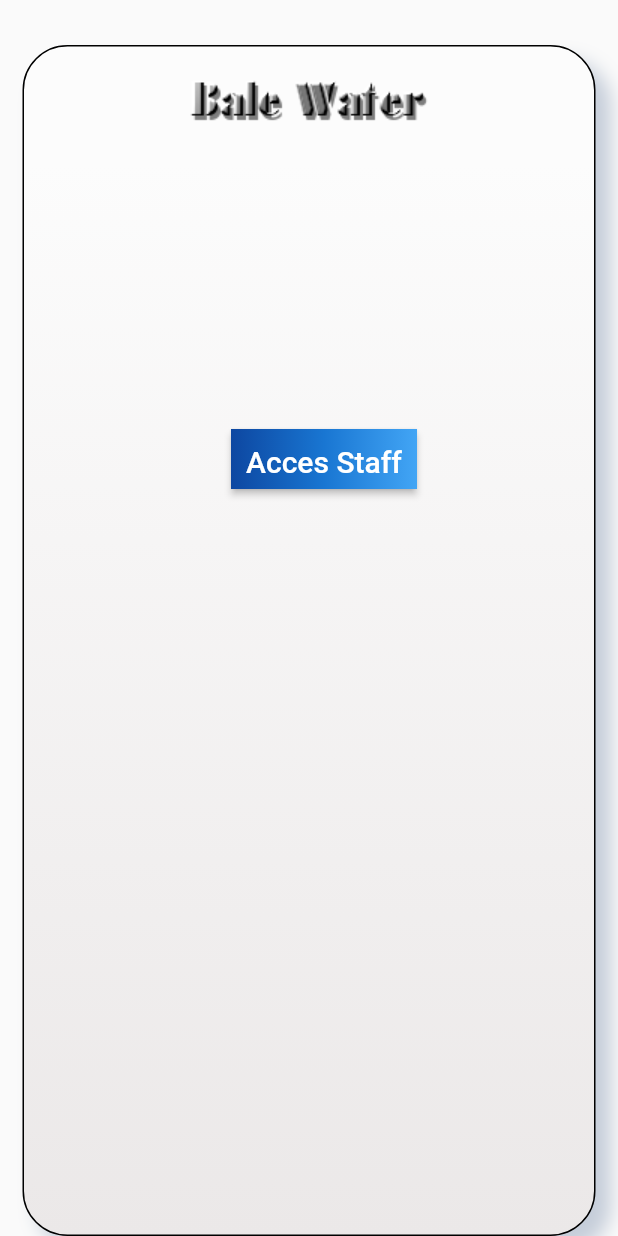
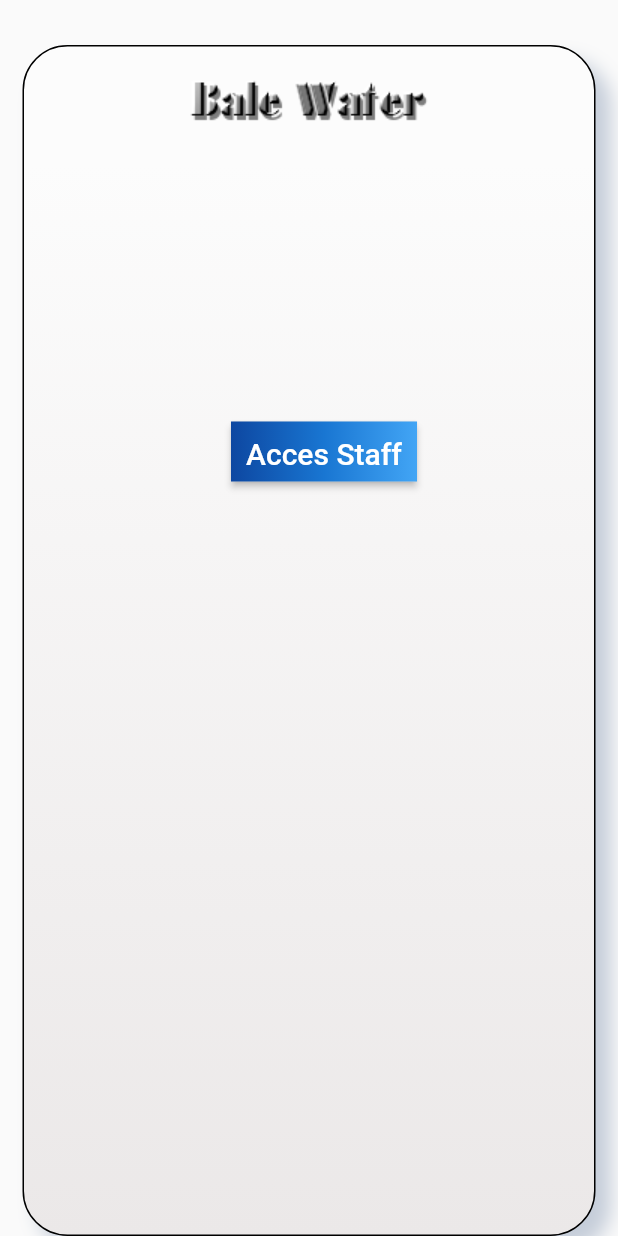
Before and after one commit to Albertvedu/bale_water_project, a Flutter app: the screen it shows after launch, on a phone screen of 412 x 824 dp. Run offline on Flutter 3.47's test engine with Material 2 defaults, Android fonts, the phone set to English and light mode, and no system bars; our stand-ins replace charts_flutter, cloud_firestore, firebase_auth, flip_card, font_awesome_flutter, toast; accounts and stored records are empty.

Commit message:
responsive-II

```diff
--- a/lib/Menus/BannerBaleWater.dart
+++ b/lib/Menus/BannerBaleWater.dart
@@ -7,9 +7,11 @@
     this.texte}): super(key: key);
   @override
   Widget build(BuildContext context) {
+    final screenSize = MediaQuery.of(context).size;
+    double top = screenSize.height > 600 ? 15 : 3;
     return Container(
       margin: EdgeInsets.only(
-          top: 15.0,
+          top: top,
           left: 40.0,
           right: 40.0,
           bottom: 3.0
@@ -19,7 +21,7 @@
           Image.asset("image/banner.png"),
           Container(
             margin: new EdgeInsets.only(
-                top: 20.0,
+                top: top,
 
             ),
             height: 25.0,
--- a/lib/NavegadorBarraInferior.dart
+++ b/lib/NavegadorBarraInferior.dart
@@ -28,11 +28,13 @@
 
   @override
   Widget build(BuildContext context) {
+    final screenSize = MediaQuery.of(context).size;
+    double heigth = screenSize.height < 600 ? 40 : 50;
     return new Material(
       color: Colors.white,
       elevation: 12.0,
       child: new Container(
-        height: 56.0,
+        height: heigth,
         child: new Row(
           crossAxisAlignment: CrossAxisAlignment.stretch,
           children: <Widget>[
```
Also changed, not shown: lib/CRM/Ventas/MostrarBalance.dart (+8 -4 lines).
